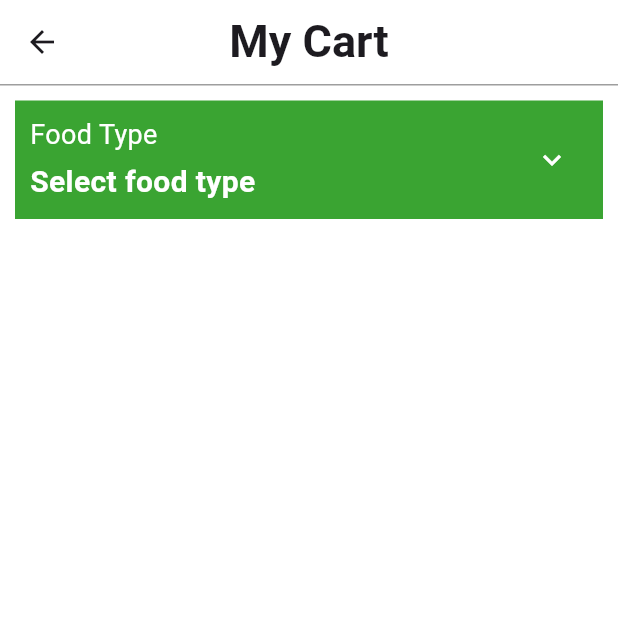
After one commit to BaoHiepIsMe/Exercise_1, a Flutter app: the Cart screen opened directly, on a phone screen of 412 x 824 dp, the top half of it. The commit adds this screen. Run offline on Flutter 3.47's test engine with Material 3 defaults, Android fonts, the phone set to English and light mode, and no system bars; our stand-ins replace bloc, flutter_bloc.

Commit message:
hoàn thành xong mục lục

```diff
--- /dev/null
+++ b/lib/cart_page/cart.dart
@@ -0,0 +1,145 @@
+import 'package:flutter/material.dart';
+import 'package:flutter_bloc/flutter_bloc.dart';
+import 'package:login/cart_page/cart_cubit.dart';
+import 'package:login/cart_page/cart_state.dart';
+
+class Cart extends StatefulWidget {
+  const Cart({super.key});
+
+  @override
+  State<Cart> createState() => _CartState();
+}
+
+class _CartState extends State<Cart> {
+  bool isExpanded = false;
+
+  @override
+  Widget build(BuildContext context) {
+    return Scaffold(
+      appBar: AppBar(
+        title: const Text(
+          "My Cart",
+          style: TextStyle(fontSize: 30, fontWeight: FontWeight.bold),
+        ),
+        centerTitle: true,
+        bottom: PreferredSize(
+          preferredSize: const Size.fromHeight(1.0),
+          child: Container(
+            color: Colors.grey,
+            height: 1.0,
+          ),
+        ),
+        backgroundColor: Colors.white,
+      ),
+      backgroundColor: Colors.white,
+      body: BlocBuilder<CartCubit, CartState>(
+        builder: (context, state) {
+          return Padding(
+            padding: const EdgeInsets.all(10),
+            child: Column(
+              children: <Widget>[
+                Container(
+                  color: const Color.fromARGB(255, 58, 164, 50),
+                  width: double.infinity,
+                  child: Padding(
+                    padding: const EdgeInsets.all(10),
+                    child: Row(
+                      mainAxisAlignment: MainAxisAlignment.spaceBetween,
+                      children: <Widget>[
+                        Column(
+                          crossAxisAlignment: CrossAxisAlignment.start,
+                          children: const <Widget>[
+                            Text(
+                              "Food Type",
+                              style: TextStyle(fontSize: 18, color: Colors.white),
+                            ),
+                            SizedBox(height: 4),
+                            Text(
+                              "Select food type",
+                              style: TextStyle(
+                                fontSize: 20,
+                                fontWeight: FontWeight.bold,
+                                color: Colors.white,
+                              ),
+                            ),
+                          ],
+                        ),
+                        IconButton(
+                          onPressed: () {
+                            setState(() {
+                              isExpanded = !isExpanded;
+                              if (isExpanded) {
+                                context.read<CartCubit>().loadFoodTypes();
+                              }
+                            });
+                          },
+                          icon: Icon(
+                            isExpanded
+                                ? Icons.keyboard_arrow_up
+                                : Icons.keyboard_arrow_down,
+                            color: Colors.white,
+                          ),
+                        ),
+                      ],
+                    ),
+                  ),
+                ),
+                if (isExpanded)
+                  Expanded(
+                    child: Container(
+                      color: const Color.fromARGB(255, 58, 164, 50),
+                      child: ListView.builder(
+                        itemCount: state.itemCategories.length,
+                        itemBuilder: (context, index) {
+                          final category = state.itemCategories[index];
+                          return Padding(
+                            padding: const EdgeInsets.symmetric(
+                                vertical: 6, horizontal: 12),
+                            child: Row(
+                              mainAxisAlignment: MainAxisAlignment.spaceBetween,
+                              children: <Widget>[
+                                Row(
+                                  children: [
+                                    Image.asset(
+                                      category.image,
+                                      height: 40,
+                                      width: 40,
+                                    ),
+                                    const SizedBox(width: 10),
+                                    Text(
+                                      category.name,
+                                      style: const TextStyle(
+                                          color: Colors.white, fontSize: 18),
+                                    ),
+                                  ],
+                                ),
+                                Container(
+                                  padding: const EdgeInsets.symmetric(
+                                      horizontal: 20, vertical: 8),
+                                  decoration: BoxDecoration(
+                                    color: Colors.grey[200],
+                                    borderRadius: BorderRadius.circular(8),
+                                  ),
+                                  child: const Text(
+                                    "Select",
+                                    style: TextStyle(
+                                      color: Colors.black,
+                                      fontWeight: FontWeight.bold,
+                                    ),
+                                  ),
+                                ),
+                              ],
+                            ),
+                          );
+                        },
+                      ),
+                    ),
+                  ),
+              ],
+            ),
+          );
+        },
+      ),
+    );
+  }
+}
--- /dev/null
+++ b/lib/cart_page/cart_state.dart
@@ -0,0 +1,32 @@
+import 'model_cart.dart';
+class CartState {
+
+  final List<ItemCategory> itemCategories;
+  final ItemCategory? selectedCategory;
+
+  final String? categoryDetail; // Thông tin chi tiết
+
+  final List<Item> items; // Các item tương ứng với category
+  final Map<Item, int> cartItems; // Item trong giỏ: số lượng từng item
+
+  CartState({
+
+    required this.itemCategories,
+    this.selectedCategory,
+    this.categoryDetail,
+    required this.items,
+    required this.cartItems,
+  });
+
+  CartState copyWith({
+    List<ItemCategory>? itemCategories,
+    List<Item>? items,
+    Map<Item, int>? cartItems,
+  }) {
+    return CartState(
+      itemCategories: itemCategories ?? this.itemCategories,
+      items: items ?? this.items,
+      cartItems: cartItems ?? this.cartItems,
+    );
+  }
+}
--- /dev/null
+++ b/lib/cart_page/model_cart.dart
@@ -0,0 +1,16 @@
+class ItemCategory {
+  final String image;
+  final String name;
+  final String information;
+  final String select;
+  ItemCategory(this.name, this.image, this.information, this.select);
+}
+
+class Item {
+  final String name;
+  final double price;
+  final String image;
+  final String category;
+
+  Item(this.name, this.price, this.image, this.category);
+}
--- a/lib/menu.dart
+++ b/lib/menu.dart
@@ -1,6 +1,8 @@
 import 'package:flutter/material.dart';
 import "package:flutter_bloc/flutter_bloc.dart";
 import "package:login/account_page/account_cubit.dart";
+import "package:login/cart_page/cart.dart";
+import "package:login/cart_page/cart_cubit.dart";
 import "package:login/category_page/category_cubit.dart";
 import "package:login/homepage/homepage_cubit.dart";
 import "homepage/homepage.dart";
@@ -34,6 +36,8 @@ class TabBarDemo extends StatelessWidget {
         ),
         BlocProvider<UserCubit>(
           create: (_) => UserCubit()..loadUser()),
+        BlocProvider<CartCubit>(
+          create: (_) => CartCubit()),
     ],
     child: MaterialApp(
       theme: ThemeData(colorSchemeSeed: Colors.green),
@@ -44,7 +48,7 @@ class TabBarDemo extends StatelessWidget {
             children: [
               const Homepage(),
               const Category(),
-              const Center(child: Text('Cart')),
+              const Cart(),
               const Center(child: Text('Favorite')),
               const ProfileScreen(),
             ],
```
Also changed, not shown: lib/cart_page/cart_cubit.dart (added, +93 -0 lines).
